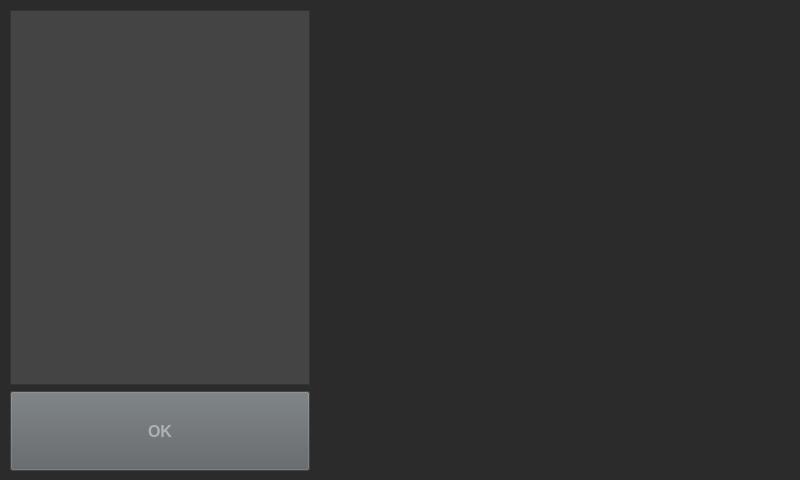
C-MILL/LaserSoft, file UI/UIFiles/chooseImagePopUp.ui: the form before one commit.
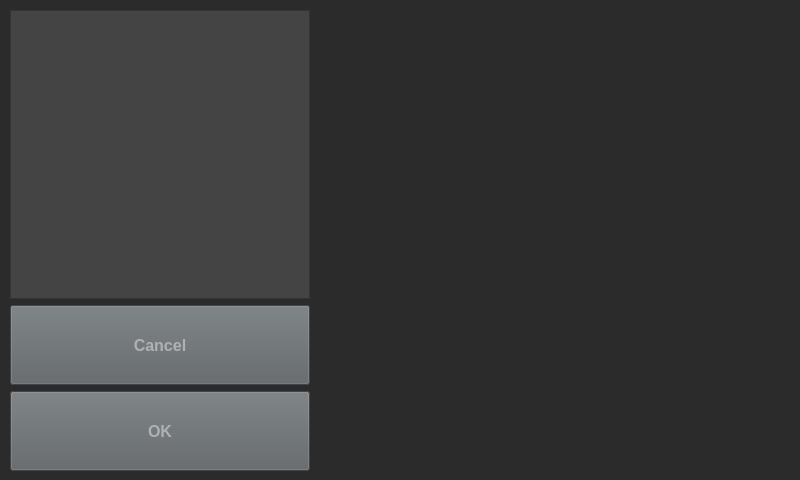
The form after the commit.

Commit message: small update to fix some bugs that occurd during some tests and to add a Cancel Btn in the image explorer

Diff of the .ui file:
```diff
--- a/UI/UIFiles/chooseImagePopUp.ui
+++ b/UI/UIFiles/chooseImagePopUp.ui
@@ -48,6 +48,37 @@
         </property>
        </widget>
       </item>
+      <item>
+       <widget class="QPushButton" name="cancelBtn">
+        <property name="minimumSize">
+         <size>
+          <width>0</width>
+          <height>80</height>
+         </size>
+        </property>
+        <property name="maximumSize">
+         <size>
+          <width>300</width>
+          <height>16777215</height>
+         </size>
+        </property>
+        <property name="font">
+         <font>
+          <pointsize>12</pointsize>
+          <weight>75</weight>
+          <bold>true</bold>
+         </font>
+        </property>
+        <property name="styleSheet">
+         <string notr="true">background-color: rgb(92, 97, 100);
+color: rgb(175, 177, 179);
+</string>
+        </property>
+        <property name="text">
+         <string>Cancel</string>
+        </property>
+       </widget>
+      </item>
       <item>
        <widget class="QPushButton" name="okBtn">
         <property name="minimumSize">
```
The commit also changes 258 other files.
